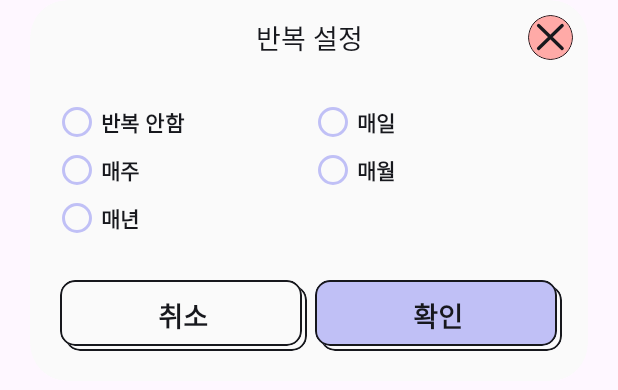
After one commit to kmj94102/MjAppXml, an Android app: the layout dialog_select_recurrence_type.xml on its own in the app's theme, with its tools: preview values and no code run, on a phone screen of 412 x 824 dp. The commit adds this screen. Shown: the top 390 px of the screen. Run offline under Robolectric (Android 15) with nearby library versions, the light colour scheme and no system bars.

Commit message:
- 반복 설정 기능 추가

```diff
--- /dev/null
+++ b/app/src/main/java/com/example/mjappxml/custom/RadioGridGroup.kt
@@ -0,0 +1,56 @@
+package com.example.mjappxml.custom
+
+import android.content.Context
+import android.util.AttributeSet
+import android.view.View
+import android.view.ViewGroup
+import android.widget.GridLayout
+import android.widget.RadioButton
+import androidx.annotation.IdRes
+
+class RadioGridGroup : GridLayout, View.OnClickListener {
+
+    @IdRes
+    var selectRadiobuttonId: Int?= null
+        get() = getSelectRadioButton()?.id
+        private set
+
+    constructor(context: Context) : super(context)
+
+    constructor(context: Context, attributeSet: AttributeSet) : super(context, attributeSet)
+
+    constructor(context: Context, attributeSet: AttributeSet, defStyle: Int)
+            : super(context, attributeSet, defStyle)
+
+    private fun getSelectRadioButton(): RadioButton? {
+        for (index in 0 until childCount) {
+            val radioButton = getChildAt(index) as? RadioButton
+            if (radioButton?.isChecked == true) return radioButton
+        }
+        return null
+    }
+
+    override fun onClick(view: View) {
+        for (index in 0 until childCount) {
+            val radioButton = getChildAt(index) as? RadioButton
+            radioButton?.isChecked = false
+        }
+        val radioButton = view as? RadioButton
+        radioButton?.isChecked = true
+    }
+
+    override fun addView(child: View?, index: Int, params: ViewGroup.LayoutParams?) {
+        super.addView(child, index, params)
+        child?.setOnClickListener(this)
+    }
+
+    fun initSelect(type: String) {
+        for (index in 0 until childCount) {
+            val radioButton = getChildAt(index) as? RadioButton
+            if (radioButton?.tag == type) {
+                radioButton.isChecked = true
+            }
+        }
+    }
+
+}
--- /dev/null
+++ b/app/src/main/java/com/example/mjappxml/ui/dialog/SelectRecurrenceTypeDialog.kt
@@ -0,0 +1,49 @@
+package com.example.mjappxml.ui.dialog
+
+import android.app.Dialog
+import android.os.Bundle
+import android.view.View
+import androidx.fragment.app.DialogFragment
+import com.example.communication.model.Recurrence
+import com.example.mjappxml.R
+import com.example.mjappxml.common.dialogResize
+import com.example.mjappxml.databinding.DialogSelectRecurrenceTypeBinding
+
+class SelectRecurrenceTypeDialog(
+    private val onSelectItem: (String) -> Unit
+) : DialogFragment(){
+
+    private lateinit var binding: DialogSelectRecurrenceTypeBinding
+
+    override fun onCreateDialog(savedInstanceState: Bundle?): Dialog {
+        binding = DialogSelectRecurrenceTypeBinding.inflate(layoutInflater)
+        binding.dialog = this
+        binding.lifecycleOwner = this
+
+        return Dialog(requireActivity(), R.style.TransparentDialog).also {
+            it.setContentView(binding.root)
+        }
+    }
+
+    fun onSelect() = with(binding) {
+        val type = when(radioGroup.selectRadiobuttonId) {
+            radioDaily.id -> Recurrence.Daily.originName
+            radioWeekly.id -> Recurrence.Weekly.originName
+            radioMonthly.id -> Recurrence.Monthly.originName
+            radioYearly.id -> Recurrence.Yearly.originName
+            else -> Recurrence.NoRecurrence.originName
+        }
+
+        onSelectItem(type)
+        dismiss()
+    }
+
+    override fun onResume() {
+        super.onResume()
+        requireContext().dialogResize(dialog)
+        tag?.let {
+            binding.radioGroup.initSelect(it)
+        }
+    }
+
+}
--- a/app/src/main/java/com/example/mjappxml/ui/schedule/add/AddScheduleFragment.kt
+++ b/app/src/main/java/com/example/mjappxml/ui/schedule/add/AddScheduleFragment.kt
@@ -11,6 +11,7 @@ import com.example.mjappxml.common.Constants
 import com.example.mjappxml.common.getToday
 import com.example.mjappxml.databinding.FragmentAddScheduleBinding
 import com.example.mjappxml.ui.dialog.DateSelectDialog
+import com.example.mjappxml.ui.dialog.SelectRecurrenceTypeDialog
 import com.example.mjappxml.ui.dialog.TimeSelectDialog
 import dagger.hilt.android.AndroidEntryPoint
 
@@ -41,6 +42,11 @@ class AddScheduleFragment :
         }.show(parentFragmentManager, viewModel.item.value.date)
     }
 
+    fun onSelectRepeatType() {
+        SelectRecurrenceTypeDialog(viewModel::updateRecurrenceType)
+            .show(parentFragmentManager, viewModel.item.value.recurrenceType)
+    }
+
     fun onRepeatEndDateSelect() {
         DateSelectDialog {
             viewModel.updateRepeatEndDateSelect(it)
--- a/app/src/main/java/com/example/mjappxml/ui/schedule/add/AddScheduleViewModel.kt
+++ b/app/src/main/java/com/example/mjappxml/ui/schedule/add/AddScheduleViewModel.kt
@@ -35,6 +35,11 @@ class AddScheduleViewModel @Inject constructor(
         _item.value = _item.value.copy(endTime = endTime)
     }
 
+    fun updateRecurrenceType(recurrenceType: String) {
+        _item.value = _item.value.copy(recurrenceType = recurrenceType)
+        println("+++++ ${_item.value.recurrenceType}")
+    }
+
     fun insertSchedule() = viewModelScope.launch {
         repository
             .insertSchedule(_item.value)
--- /dev/null
+++ b/app/src/main/res/layout/dialog_select_recurrence_type.xml
@@ -0,0 +1,202 @@
+<?xml version="1.0" encoding="utf-8"?>
+<layout>
+
+    <data>
+
+        <variable
+            name="dialog"
+            type="com.example.mjappxml.ui.dialog.SelectRecurrenceTypeDialog" />
+    </data>
+
+    <com.google.android.material.card.MaterialCardView xmlns:android="http://schemas.android.com/apk/res/android"
+        xmlns:app="http://schemas.android.com/apk/res-auto"
+        android:layout_width="match_parent"
+        android:layout_height="wrap_content"
+        android:layout_marginHorizontal="20dp"
+        app:cardBackgroundColor="@color/white"
+        app:cardCornerRadius="25dp"
+        app:strokeWidth="0dp">
+
+        <androidx.constraintlayout.widget.ConstraintLayout
+            android:layout_width="match_parent"
+            android:layout_height="wrap_content">
+
+            <com.example.mjappxml.custom.IconButton
+                android:id="@+id/btnClose"
+                android:layout_width="30dp"
+                android:layout_height="30dp"
+                android:layout_margin="10dp"
+                android:onClick="@{() -> dialog.dismiss()}"
+                app:cardBackgroundColor="@color/red"
+                app:cardCornerRadius="15dp"
+                app:layout_constraintEnd_toEndOf="parent"
+                app:layout_constraintTop_toTopOf="parent" />
+
+            <TextView
+                android:layout_width="wrap_content"
+                android:layout_height="wrap_content"
+                android:text="@string/setting_recurrence_type"
+                android:textColor="@color/black"
+                android:textSize="18sp"
+                app:layout_constraintBottom_toBottomOf="@id/btnClose"
+                app:layout_constraintEnd_toEndOf="parent"
+                app:layout_constraintStart_toStartOf="parent"
+                app:layout_constraintTop_toTopOf="@id/btnClose" />
+
+            <com.example.mjappxml.custom.RadioGridGroup
+                android:id="@+id/radioGroup"
+                android:layout_width="0dp"
+                android:layout_height="wrap_content"
+                android:layout_marginHorizontal="15dp"
+                android:layout_marginTop="25dp"
+                android:columnCount="2"
+                app:layout_constraintEnd_toEndOf="parent"
+                app:layout_constraintStart_toStartOf="parent"
+                app:layout_constraintTop_toBottomOf="@id/btnClose">
+
+                <com.google.android.material.radiobutton.MaterialRadioButton
+                    android:id="@+id/radioNone"
+                    android:layout_width="0dp"
+                    android:layout_height="wrap_content"
+                    android:layout_weight="1"
+                    android:minWidth="0dp"
+                    android:minHeight="0dp"
+                    android:layout_rowSpan="1"
+                    android:layout_rowWeight="1"
+                    android:layout_columnSpan="1"
+                    android:layout_columnWeight="1"
+                    android:tag="none"
+                    android:text="@string/none_recurrence"
+                    android:textColor="@color/black"
+                    android:textSize="14sp"
+                    android:textStyle="bold"
+                    app:buttonTint="@color/purple" />
+
+                <com.google.android.material.radiobutton.MaterialRadioButton
+                    android:id="@+id/radioDaily"
+                    android:layout_width="0dp"
+                    android:layout_height="wrap_content"
+                    android:layout_weight="1"
+                    android:minWidth="0dp"
+                    android:minHeight="0dp"
+                    android:layout_rowSpan="1"
+                    android:layout_rowWeight="1"
+                    android:layout_columnSpan="1"
+                    android:layout_columnWeight="1"
+                    android:tag="daily"
+                    android:text="@string/daily"
+                    android:textColor="@color/black"
+                    android:textSize="14sp"
+                    android:textStyle="bold"
+                    app:buttonTint="@color/purple" />
+
+                <com.google.android.material.radiobutton.MaterialRadioButton
+                    android:id="@+id/radioWeekly"
+                    android:layout_width="0dp"
+                    android:layout_height="wrap_content"
+                    android:layout_weight="1"
+                    android:minWidth="0dp"
+                    android:minHeight="0dp"
+                    android:layout_rowSpan="1"
+                    android:layout_rowWeight="1"
+                    android:layout_columnSpan="1"
+                    android:layout_columnWeight="1"
+                    android:tag="weekly"
+                    android:text="@string/weekly"
+                    android:textColor="@color/black"
+                    android:textSize="14sp"
+                    android:textStyle="bold"
+                    app:buttonTint="@color/purple" />
+
+                <com.google.android.material.radiobutton.MaterialRadioButton
+                    android:id="@+id/radioMonthly"
+                    android:layout_width="0dp"
+                    android:layout_height="wrap_content"
+                    android:layout_weight="1"
+                    android:minWidth="0dp"
+                    android:minHeight="0dp"
+                    android:layout_rowSpan="1"
+                    android:layout_rowWeight="1"
+                    android:layout_columnSpan="1"
+                    android:layout_columnWeight="1"
+                    android:tag="monthly"
+                    android:text="@string/monthly"
+                    android:textColor="@color/black"
+                    android:textSize="14sp"
+                    android:textStyle="bold"
+                    app:buttonTint="@color/purple" />
+
+                <com.google.android.material.radiobutton.MaterialRadioButton
+                    android:id="@+id/radioYearly"
+                    android:layout_width="0dp"
+                    android:layout_height="wrap_content"
+                    android:layout_weight="1"
+                    android:minWidth="0dp"
+                    android:minHeight="0dp"
+                    android:layout_rowSpan="1"
+                    android:layout_rowWeight="1"
+                    android:layout_columnSpan="1"
+                    android:layout_columnWeight="1"
+                    android:tag="yearly"
+                    android:text="@string/yearly"
+                    android:textColor="@color/black"
+                    android:textSize="14sp"
+                    android:textStyle="bold"
+                    app:buttonTint="@color/purple" />
+
+            </com.example.mjappxml.custom.RadioGridGroup>
+
+            <com.example.mjappxml.custom.DoubleCardView
+                android:id="@+id/cardCancel"
+                android:layout_width="0dp"
+                android:layout_height="wrap_content"
+                android:layout_marginStart="20dp"
+                android:layout_marginTop="25dp"
+                android:layout_marginEnd="5dp"
+                android:layout_marginBottom="20dp"
+                android:onClick="@{() -> dialog.dismiss()}"
+                app:layout_constraintBottom_toBottomOf="parent"
+                app:layout_constraintEnd_toStartOf="@id/cardOk"
+                app:layout_constraintStart_toStartOf="parent"
+                app:layout_constraintTop_toBottomOf="@id/radioGroup">
+
+                <TextView
+                    android:layout_width="match_parent"
+                    android:layout_height="wrap_content"
+                    android:paddingVertical="10dp"
+                    android:text="@string/cancel"
+                    android:textAlignment="center"
+                    android:textColor="@color/black"
+                    android:textSize="18sp"
+                    android:textStyle="bold" />
+
+            </com.example.mjappxml.custom.DoubleCardView>
+
+            <com.example.mjappxml.custom.DoubleCardView
+                android:id="@+id/cardOk"
+                android:layout_width="0dp"
+                android:layout_height="wrap_content"
+                android:layout_marginEnd="17dp"
+                android:onClick="@{() -> dialog.onSelect()}"
+                app:layout_constraintBottom_toBottomOf="@id/cardCancel"
+                app:layout_constraintEnd_toEndOf="parent"
+                app:layout_constraintStart_toEndOf="@id/cardCancel"
+                app:layout_constraintTop_toTopOf="@id/cardCancel"
+                app:topCardColor="@color/purple">
+
+                <TextView
+                    android:layout_width="match_parent"
+                    android:layout_height="wrap_content"
+                    android:paddingVertical="10dp"
+                    android:text="@string/ok"
+                    android:textAlignment="center"
+                    android:textColor="@color/black"
+                    android:textSize="18sp"
+                    android:textStyle="bold" />
+
+            </com.example.mjappxml.custom.DoubleCardView>
+
+        </androidx.constraintlayout.widget.ConstraintLayout>
+
+    </com.google.android.material.card.MaterialCardView>
+</layout>
--- a/app/src/main/res/layout/fragment_add_schedule.xml
+++ b/app/src/main/res/layout/fragment_add_schedule.xml
@@ -159,6 +159,7 @@
             android:layout_width="0dp"
             android:layout_height="wrap_content"
             android:layout_marginTop="10dp"
+            android:onClick="@{() -> fragment.onSelectRepeatType()}"
             app:bottomCardColor="@color/purple"
             app:layout_constraintEnd_toEndOf="parent"
             app:layout_constraintStart_toStartOf="parent"
--- a/app/src/main/res/values/strings.xml
+++ b/app/src/main/res/values/strings.xml
@@ -37,4 +37,10 @@
     <string name="register">등록하기</string>
     <string name="hint_plan_title">계획 제목</string>
     <string name="hint_task">계획 내용</string>
+    <string name="setting_recurrence_type">반복 설정</string>
+    <string name="none_recurrence">반복 안함</string>
+    <string name="daily">매일</string>
+    <string name="weekly">매주</string>
+    <string name="monthly">매월</string>
+    <string name="yearly">매년</string>
 </resources>
```
